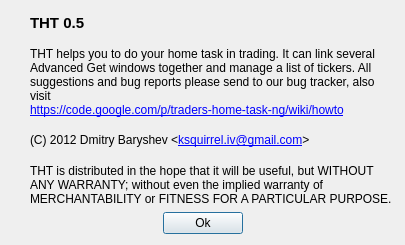
Qt form about.ui (HappySeaFox/tht) before a commit.
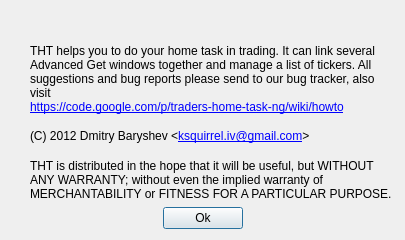
The same form after that commit. Icons and pictures are not drawn.

Patch:
```diff
--- a/about.ui
+++ b/about.ui
@@ -7,7 +7,7 @@
     <x>0</x>
     <y>0</y>
     <width>405</width>
-    <height>245</height>
+    <height>240</height>
    </rect>
   </property>
   <property name="windowTitle">
@@ -40,9 +40,6 @@
            <bold>true</bold>
           </font>
          </property>
-         <property name="text">
-          <string>THT 0.5</string>
-         </property>
         </widget>
        </item>
        <item>
```
Left out of the diff: 2 changed lines with no effect on the pictures.
